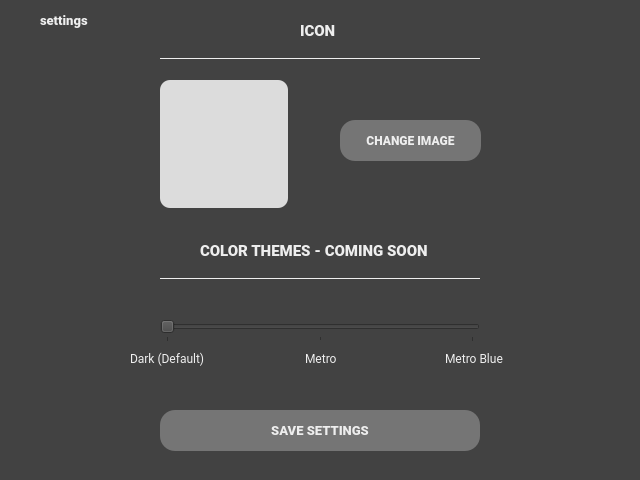
This is mainwindow.ui in 1robertslattery/psychopomp as Qt 5 draws it before an edit. The edited form follows.
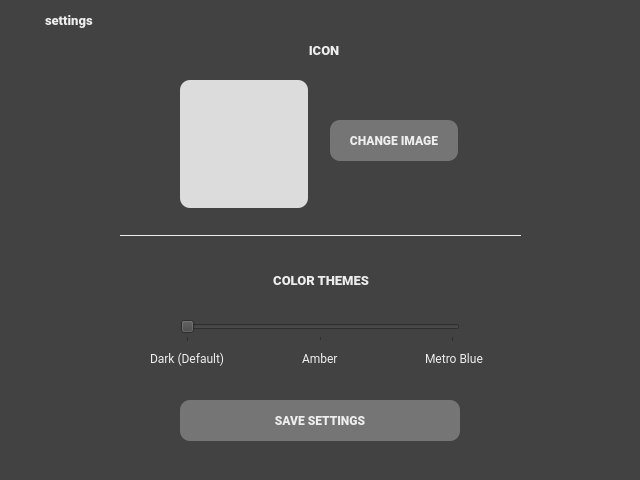
This is the edited form. The open tabs and pages were chosen to show the change. Icons and pictures are not drawn.

Commit message: Added custom color theme support

```diff
--- a/mainwindow.ui
+++ b/mainwindow.ui
@@ -899,7 +899,7 @@
     <widget class="QLabel" name="pageTitle">
      <property name="geometry">
       <rect>
-       <x>40</x>
+       <x>45</x>
        <y>12</y>
        <width>60</width>
        <height>16</height>
@@ -925,25 +925,25 @@
     <widget class="QPushButton" name="backButton">
      <property name="geometry">
       <rect>
-       <x>160</x>
-       <y>410</y>
-       <width>320</width>
+       <x>180</x>
+       <y>400</y>
+       <width>280</width>
        <height>41</height>
       </rect>
      </property>
      <property name="font">
       <font>
        <family>Roboto Black</family>
-       <pointsize>10</pointsize>
+       <pointsize>9</pointsize>
        <weight>75</weight>
        <bold>true</bold>
       </font>
      </property>
      <property name="styleSheet">
       <string notr="true">QPushButton {
- border: 1.5px;
-border-radius: 15px;
- background-color: #757575;
+border: 1.5px;
+border-radius: 10px;
+background-color: #757575;
 color: #eeeeee;
 
 }</string>
@@ -955,20 +955,20 @@
     <widget class="QSlider" name="colorSlider">
      <property name="geometry">
       <rect>
-       <x>160</x>
+       <x>180</x>
        <y>320</y>
-       <width>320</width>
+       <width>280</width>
        <height>22</height>
       </rect>
      </property>
      <property name="maximum">
-      <number>100</number>
+      <number>2</number>
      </property>
      <property name="singleStep">
       <number>50</number>
      </property>
      <property name="pageStep">
-      <number>50</number>
+      <number>1</number>
      </property>
      <property name="value">
       <number>0</number>
@@ -989,22 +989,22 @@
       <enum>QSlider::TicksBelow</enum>
      </property>
      <property name="tickInterval">
-      <number>50</number>
+      <number>1</number>
      </property>
     </widget>
     <widget class="QLabel" name="colorsTitle">
      <property name="geometry">
       <rect>
-       <x>200</x>
-       <y>240</y>
-       <width>241</width>
-       <height>21</height>
+       <x>270</x>
+       <y>260</y>
+       <width>111</width>
+       <height>40</height>
       </rect>
      </property>
      <property name="font">
       <font>
        <family>Roboto Black</family>
-       <pointsize>11</pointsize>
+       <pointsize>10</pointsize>
        <weight>75</weight>
        <bold>true</bold>
       </font>
@@ -1014,17 +1014,20 @@
  color: #eeeeee;
 }</string>
      </property>
+     <property name="frameShape">
+      <enum>QFrame::NoFrame</enum>
+     </property>
      <property name="text">
-      <string>COLOR THEMES - COMING SOON</string>
+      <string> COLOR THEMES</string>
      </property>
     </widget>
     <widget class="Line" name="line">
      <property name="geometry">
       <rect>
-       <x>160</x>
-       <y>50</y>
-       <width>320</width>
-       <height>16</height>
+       <x>120</x>
+       <y>225</y>
+       <width>401</width>
+       <height>20</height>
       </rect>
      </property>
      <property name="autoFillBackground">
@@ -1038,6 +1041,9 @@
      <property name="frameShadow">
       <enum>QFrame::Plain</enum>
      </property>
+     <property name="lineWidth">
+      <number>1</number>
+     </property>
      <property name="orientation">
       <enum>Qt::Horizontal</enum>
      </property>
@@ -1045,16 +1051,16 @@
     <widget class="QLabel" name="iconTitle">
      <property name="geometry">
       <rect>
-       <x>300</x>
-       <y>20</y>
-       <width>41</width>
-       <height>21</height>
+       <x>270</x>
+       <y>30</y>
+       <width>111</width>
+       <height>40</height>
       </rect>
      </property>
      <property name="font">
       <font>
        <family>Roboto Black</family>
-       <pointsize>11</pointsize>
+       <pointsize>10</pointsize>
        <weight>75</weight>
        <bold>true</bold>
       </font>
@@ -1064,38 +1070,26 @@
  color: #eeeeee;
 }</string>
      </property>
-     <property name="text">
-      <string>ICON</string>
-     </property>
-    </widget>
-    <widget class="Line" name="line_2">
-     <property name="geometry">
-      <rect>
-       <x>160</x>
-       <y>270</y>
-       <width>320</width>
-       <height>16</height>
-      </rect>
-     </property>
-     <property name="autoFillBackground">
-      <bool>false</bool>
-     </property>
-     <property name="styleSheet">
-      <string notr="true">QFrame#line_2{
-color: #eeeeee;
-}</string>
+     <property name="frameShape">
+      <enum>QFrame::NoFrame</enum>
      </property>
      <property name="frameShadow">
       <enum>QFrame::Plain</enum>
      </property>
-     <property name="orientation">
-      <enum>Qt::Horizontal</enum>
+     <property name="lineWidth">
+      <number>1</number>
+     </property>
+     <property name="midLineWidth">
+      <number>0</number>
+     </property>
+     <property name="text">
+      <string>            ICON</string>
      </property>
     </widget>
     <widget class="QGraphicsView" name="iconView">
      <property name="geometry">
       <rect>
-       <x>160</x>
+       <x>180</x>
        <y>80</y>
        <width>128</width>
        <height>128</height>
@@ -1112,9 +1106,9 @@
     <widget class="QPushButton" name="changeImageButton">
      <property name="geometry">
       <rect>
-       <x>340</x>
+       <x>330</x>
        <y>120</y>
-       <width>141</width>
+       <width>128</width>
        <height>41</height>
       </rect>
      </property>
@@ -1128,9 +1122,9 @@
      </property>
      <property name="styleSheet">
       <string notr="true">QPushButton {
- border: 1.5px;
-border-radius: 15px;
- background-color: #757575;
+border: 1.5px;
+border-radius: 10px;
+background-color: #757575;
 color: #eeeeee;
 
 }</string>
@@ -1142,7 +1136,7 @@
     <widget class="QLabel" name="darkLabel">
      <property name="geometry">
       <rect>
-       <x>130</x>
+       <x>150</x>
        <y>350</y>
        <width>81</width>
        <height>16</height>
@@ -1166,7 +1160,7 @@
     <widget class="QLabel" name="metroLabel">
      <property name="geometry">
       <rect>
-       <x>305</x>
+       <x>302</x>
        <y>350</y>
        <width>41</width>
        <height>16</height>
@@ -1184,13 +1178,13 @@
 }</string>
      </property>
      <property name="text">
-      <string>Metro</string>
+      <string>Amber</string>
      </property>
     </widget>
     <widget class="QLabel" name="metroBlueLabel">
      <property name="geometry">
       <rect>
-       <x>445</x>
+       <x>425</x>
        <y>350</y>
        <width>61</width>
        <height>16</height>
```
Left out of the diff: 42 changed lines with no effect on the pictures.
